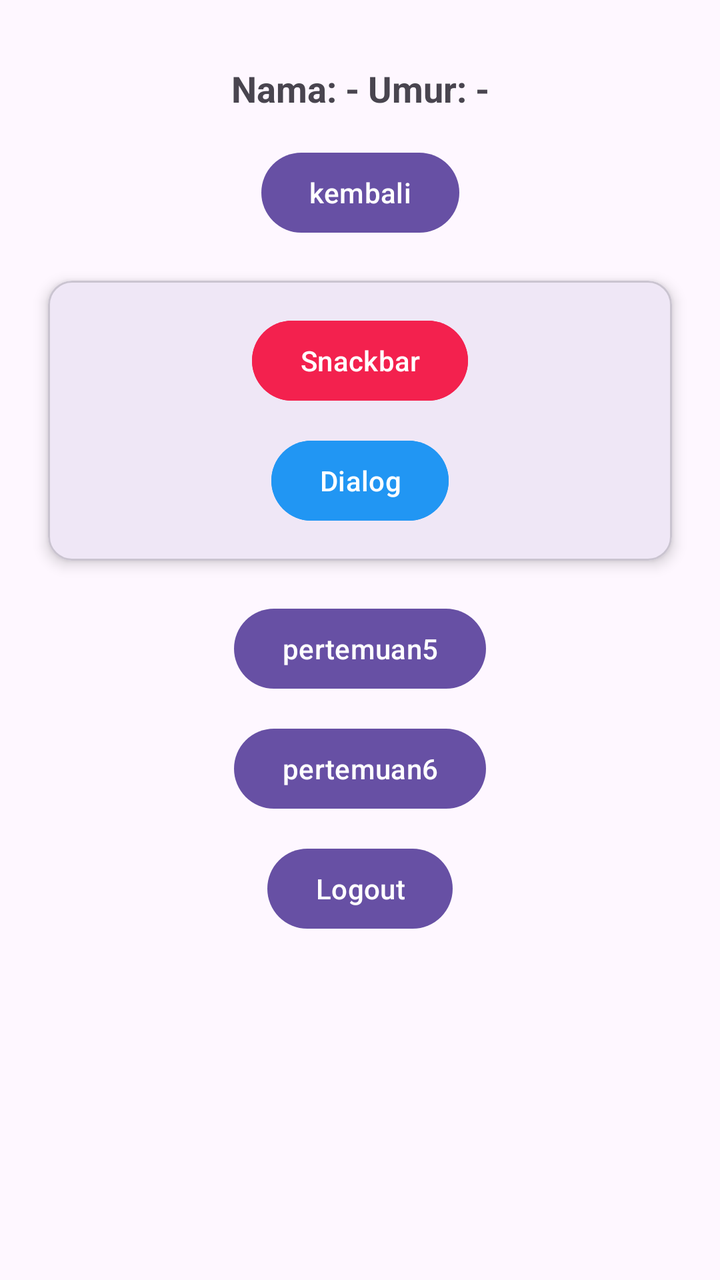
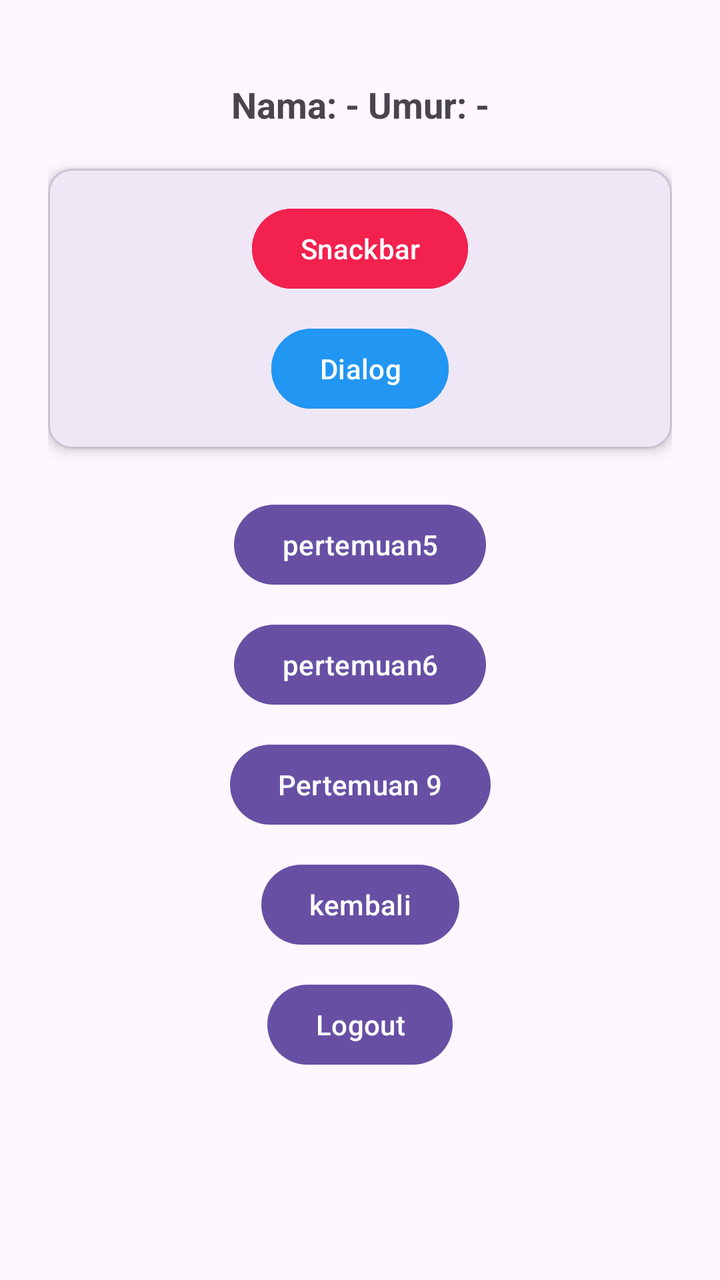

Compare the two renders of this Android layout. The source of the first and the diff that turns it into the second are given below.
<!-- AndroidManifest.xml: application theme Theme.Gayus_3TIC -->
<!-- res/layout/fragment_homee.xml -->
<?xml version="1.0" encoding="utf-8"?>
<ScrollView xmlns:android="http://schemas.android.com/apk/res/android"
    xmlns:app="http://schemas.android.com/apk/res-auto"
    xmlns:tools="http://schemas.android.com/tools"
    android:layout_width="match_parent"
    android:layout_height="match_parent"
    android:fillViewport="true"
    tools:context=".Home.HomeFragment">

    <androidx.constraintlayout.widget.ConstraintLayout
        android:layout_width="match_parent"
        android:layout_height="wrap_content"
        android:paddingBottom="24dp">

        <TextView
            android:id="@+id/tvHasil"
            android:layout_width="wrap_content"
            android:layout_height="wrap_content"
            android:layout_marginTop="32dp"
            android:text="Nama: - Umur: -"
            android:textSize="18sp"
            android:textStyle="bold"
            app:layout_constraintEnd_toEndOf="parent"
            app:layout_constraintStart_toStartOf="parent"
            app:layout_constraintTop_toTopOf="parent" />

        <Button
            android:id="@+id/btnKembali"
            android:layout_width="wrap_content"
            android:layout_height="wrap_content"
            android:layout_marginTop="16dp"
            android:text="kembali"
            app:layout_constraintEnd_toEndOf="parent"
            app:layout_constraintStart_toStartOf="parent"
            app:layout_constraintTop_toBottomOf="@+id/tvHasil" />

        <com.google.android.material.card.MaterialCardView
            android:id="@+id/cardView"
            android:layout_width="match_parent"
            android:layout_height="wrap_content"
            android:layout_marginStart="24dp"
            android:layout_marginTop="20dp"
            android:layout_marginEnd="24dp"
            app:cardCornerRadius="12dp"
            app:cardElevation="4dp"
            app:layout_constraintEnd_toEndOf="parent"
            app:layout_constraintStart_toStartOf="parent"
            app:layout_constraintTop_toBottomOf="@+id/btnKembali">

            <androidx.constraintlayout.widget.ConstraintLayout
                android:layout_width="match_parent"
                android:layout_height="wrap_content"
                android:padding="16dp">

                <Button
                    android:id="@+id/btnSnackBar"
                    android:layout_width="wrap_content"
                    android:layout_height="wrap_content"
                    android:backgroundTint="#F3214E"
                    android:text="Snackbar"
                    app:layout_constraintEnd_toEndOf="parent"
                    app:layout_constraintStart_toStartOf="parent"
                    app:layout_constraintTop_toTopOf="parent" />

                <Button
                    android:id="@+id/btnDialog"
                    android:layout_width="wrap_content"
                    android:layout_height="wrap_content"
                    android:layout_marginTop="12dp"
                    android:backgroundTint="#2196F3"
                    android:text="Dialog"
                    app:layout_constraintBottom_toBottomOf="parent"
                    app:layout_constraintEnd_toEndOf="parent"
                    app:layout_constraintStart_toStartOf="parent"
                    app:layout_constraintTop_toBottomOf="@+id/btnSnackBar" />

            </androidx.constraintlayout.widget.ConstraintLayout>

        </com.google.android.material.card.MaterialCardView>

        <Button
            android:id="@+id/btntoLima"
            android:layout_width="wrap_content"
            android:layout_height="wrap_content"
            android:layout_marginTop="20dp"
            android:text="pertemuan5"
            app:layout_constraintEnd_toEndOf="parent"
            app:layout_constraintStart_toStartOf="parent"
            app:layout_constraintTop_toBottomOf="@+id/cardView" />

        <Button
            android:id="@+id/btntoEnam"
            android:layout_width="wrap_content"
            android:layout_height="wrap_content"
            android:layout_marginTop="12dp"
            android:text="pertemuan6"
            app:layout_constraintEnd_toEndOf="parent"
            app:layout_constraintStart_toStartOf="parent"
            app:layout_constraintTop_toBottomOf="@+id/btntoLima" />

        <Button
            android:id="@+id/btnLogout"
            android:layout_width="wrap_content"
            android:layout_height="wrap_content"
            android:layout_marginTop="12dp"
            android:text="Logout"
            app:layout_constraintEnd_toEndOf="parent"
            app:layout_constraintStart_toStartOf="parent"
            app:layout_constraintTop_toBottomOf="@+id/btntoEnam" />

    </androidx.constraintlayout.widget.ConstraintLayout>

</ScrollView>
<!-- resources referenced by this layout -->
<resources>
  <style name="Theme.Gayus_3TIC" parent="Base.Theme.Gayus_3TIC" />
  <style name="Base.Theme.Gayus_3TIC" parent="Theme.Material3.DayNight.NoActionBar">
          
          
      </style>
</resources>

<!-- the commit's change to res/layout/fragment_homee.xml (unified diff, before → after) -->
@@ -10,13 +10,13 @@
     <androidx.constraintlayout.widget.ConstraintLayout
         android:layout_width="match_parent"
         android:layout_height="wrap_content"
-        android:paddingBottom="24dp">
+        android:padding="24dp">
 
         <TextView
             android:id="@+id/tvHasil"
             android:layout_width="wrap_content"
             android:layout_height="wrap_content"
-            android:layout_marginTop="32dp"
+            android:layout_marginTop="16dp"
             android:text="Nama: - Umur: -"
             android:textSize="18sp"
             android:textStyle="bold"
@@ -24,32 +24,22 @@
             app:layout_constraintStart_toStartOf="parent"
             app:layout_constraintTop_toTopOf="parent" />
 
-        <Button
-            android:id="@+id/btnKembali"
-            android:layout_width="wrap_content"
-            android:layout_height="wrap_content"
-            android:layout_marginTop="16dp"
-            android:text="kembali"
-            app:layout_constraintEnd_toEndOf="parent"
-            app:layout_constraintStart_toStartOf="parent"
-            app:layout_constraintTop_toBottomOf="@+id/tvHasil" />
-
         <com.google.android.material.card.MaterialCardView
-            android:id="@+id/cardView"
+            android:id="@+id/materialcardView"
             android:layout_width="match_parent"
             android:layout_height="wrap_content"
-            android:layout_marginStart="24dp"
             android:layout_marginTop="20dp"
-            android:layout_marginEnd="24dp"
             app:cardCornerRadius="12dp"
             app:cardElevation="4dp"
             app:layout_constraintEnd_toEndOf="parent"
             app:layout_constraintStart_toStartOf="parent"
-            app:layout_constraintTop_toBottomOf="@+id/btnKembali">
+            app:layout_constraintTop_toBottomOf="@+id/tvHasil">
 
-            <androidx.constraintlayout.widget.ConstraintLayout
+            <LinearLayout
                 android:layout_width="match_parent"
                 android:layout_height="wrap_content"
+                android:orientation="vertical"
+                android:gravity="center"
                 android:padding="16dp">
 
                 <Button
@@ -57,10 +47,7 @@
                     android:layout_width="wrap_content"
                     android:layout_height="wrap_content"
                     android:backgroundTint="#F3214E"
-                    android:text="Snackbar"
-                    app:layout_constraintEnd_toEndOf="parent"
-                    app:layout_constraintStart_toStartOf="parent"
-                    app:layout_constraintTop_toTopOf="parent" />
+                    android:text="Snackbar" />
 
                 <Button
                     android:id="@+id/btnDialog"
@@ -68,13 +55,9 @@
                     android:layout_height="wrap_content"
                     android:layout_marginTop="12dp"
                     android:backgroundTint="#2196F3"
-                    android:text="Dialog"
-                    app:layout_constraintBottom_toBottomOf="parent"
-                    app:layout_constraintEnd_toEndOf="parent"
-                    app:layout_constraintStart_toStartOf="parent"
-                    app:layout_constraintTop_toBottomOf="@+id/btnSnackBar" />
+                    android:text="Dialog" />
 
-            </androidx.constraintlayout.widget.ConstraintLayout>
+            </LinearLayout>
 
         </com.google.android.material.card.MaterialCardView>
 
@@ -82,11 +65,11 @@
             android:id="@+id/btntoLima"
             android:layout_width="wrap_content"
             android:layout_height="wrap_content"
-            android:layout_marginTop="20dp"
+            android:layout_marginTop="24dp"
             android:text="pertemuan5"
             app:layout_constraintEnd_toEndOf="parent"
             app:layout_constraintStart_toStartOf="parent"
-            app:layout_constraintTop_toBottomOf="@+id/cardView" />
+            app:layout_constraintTop_toBottomOf="@+id/materialcardView" />
 
         <Button
             android:id="@+id/btntoEnam"
@@ -99,6 +82,26 @@
             app:layout_constraintTop_toBottomOf="@+id/btntoLima" />
 
         <Button
+            android:id="@+id/btntoNinth"
+            android:layout_width="wrap_content"
+            android:layout_height="wrap_content"
+            android:layout_marginTop="12dp"
+            android:text="Pertemuan 9"
+            app:layout_constraintEnd_toEndOf="parent"
+            app:layout_constraintStart_toStartOf="parent"
+            app:layout_constraintTop_toBottomOf="@+id/btntoEnam" />
+
+        <Button
+            android:id="@+id/btnKembali"
+            android:layout_width="wrap_content"
+            android:layout_height="wrap_content"
+            android:layout_marginTop="12dp"
+            android:text="kembali"
+            app:layout_constraintEnd_toEndOf="parent"
+            app:layout_constraintStart_toStartOf="parent"
+            app:layout_constraintTop_toBottomOf="@+id/btntoNinth" />
+
+        <Button
             android:id="@+id/btnLogout"
             android:layout_width="wrap_content"
             android:layout_height="wrap_content"
@@ -106,7 +109,7 @@
             android:text="Logout"
             app:layout_constraintEnd_toEndOf="parent"
             app:layout_constraintStart_toStartOf="parent"
-            app:layout_constraintTop_toBottomOf="@+id/btntoEnam" />
+            app:layout_constraintTop_toBottomOf="@+id/btnKembali" />
 
     </androidx.constraintlayout.widget.ConstraintLayout>
 
